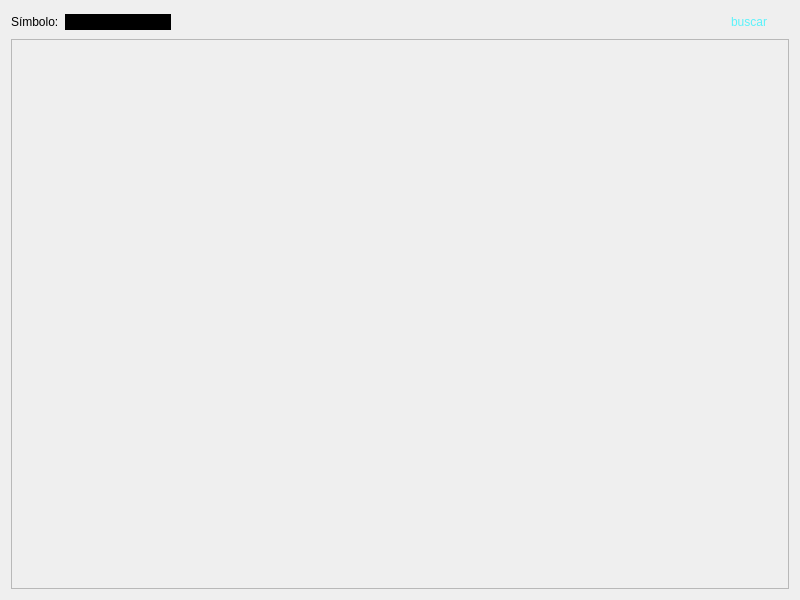
This is form.ui in adnksharp/pySide6-market-data as Qt 5 draws it before an edit. The edited form follows.
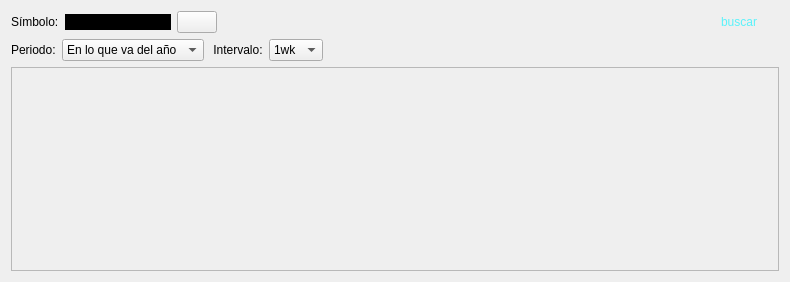
This is the edited form. Icons and pictures are not drawn.

The edit to the form file:
```diff
--- a/form.ui
+++ b/form.ui
@@ -6,8 +6,8 @@
    <rect>
     <x>0</x>
     <y>0</y>
-    <width>800</width>
-    <height>600</height>
+    <width>790</width>
+    <height>282</height>
    </rect>
   </property>
   <property name="windowTitle">
@@ -48,6 +48,16 @@
        </property>
       </widget>
      </item>
+     <item>
+      <widget class="QPushButton" name="pushButton">
+       <property name="text">
+        <string/>
+       </property>
+       <property name="icon">
+        <iconset theme="QIcon::ThemeIcon::DialogInformation"/>
+       </property>
+      </widget>
+     </item>
      <item>
       <widget class="QLabel" name="name">
        <property name="sizePolicy">
@@ -85,6 +95,133 @@
      </item>
     </layout>
    </item>
+   <item>
+    <layout class="QHBoxLayout" name="horizontalLayout_2">
+     <item>
+      <widget class="QLabel" name="label_2">
+       <property name="sizePolicy">
+        <sizepolicy hsizetype="Preferred" vsizetype="Fixed">
+         <horstretch>0</horstretch>
+         <verstretch>0</verstretch>
+        </sizepolicy>
+       </property>
+       <property name="text">
+        <string>Periodo:</string>
+       </property>
+      </widget>
+     </item>
+     <item>
+      <widget class="QComboBox" name="period">
+       <property name="currentIndex">
+        <number>7</number>
+       </property>
+       <item>
+        <property name="text">
+         <string>1 día</string>
+        </property>
+       </item>
+       <item>
+        <property name="text">
+         <string>5 días</string>
+        </property>
+       </item>
+       <item>
+        <property name="text">
+         <string>1 mes</string>
+        </property>
+       </item>
+       <item>
+        <property name="text">
+         <string>3 meses</string>
+        </property>
+       </item>
+       <item>
+        <property name="text">
+         <string>6 meses</string>
+        </property>
+       </item>
+       <item>
+        <property name="text">
+         <string>1 año</string>
+        </property>
+       </item>
+       <item>
+        <property name="text">
+         <string>2 años</string>
+        </property>
+       </item>
+       <item>
+        <property name="text">
+         <string>En lo que va del año</string>
+        </property>
+       </item>
+       <item>
+        <property name="text">
+         <string>Máximo</string>
+        </property>
+       </item>
+      </widget>
+     </item>
+     <item>
+      <widget class="QLabel" name="label_3">
+       <property name="text">
+        <string> Intervalo:</string>
+       </property>
+      </widget>
+     </item>
+     <item>
+      <widget class="QComboBox" name="interval">
+       <property name="currentText">
+        <string>1wk</string>
+       </property>
+       <property name="currentIndex">
+        <number>2</number>
+       </property>
+       <item>
+        <property name="text">
+         <string>1d</string>
+        </property>
+       </item>
+       <item>
+        <property name="text">
+         <string>5d</string>
+        </property>
+       </item>
+       <item>
+        <property name="text">
+         <string>1wk</string>
+        </property>
+       </item>
+       <item>
+        <property name="text">
+         <string>1mo</string>
+        </property>
+       </item>
+       <item>
+        <property name="text">
+         <string>3mo</string>
+        </property>
+       </item>
+      </widget>
+     </item>
+     <item>
+      <widget class="QLabel" name="label_4">
+       <property name="sizePolicy">
+        <sizepolicy hsizetype="Expanding" vsizetype="Preferred">
+         <horstretch>0</horstretch>
+         <verstretch>0</verstretch>
+        </sizepolicy>
+       </property>
+       <property name="text">
+        <string/>
+       </property>
+       <property name="alignment">
+        <set>Qt::AlignmentFlag::AlignRight|Qt::AlignmentFlag::AlignTrailing|Qt::AlignmentFlag::AlignVCenter</set>
+       </property>
+      </widget>
+     </item>
+    </layout>
+   </item>
    <item>
     <widget class="QFrame" name="frame">
      <property name="sizePolicy">
```
